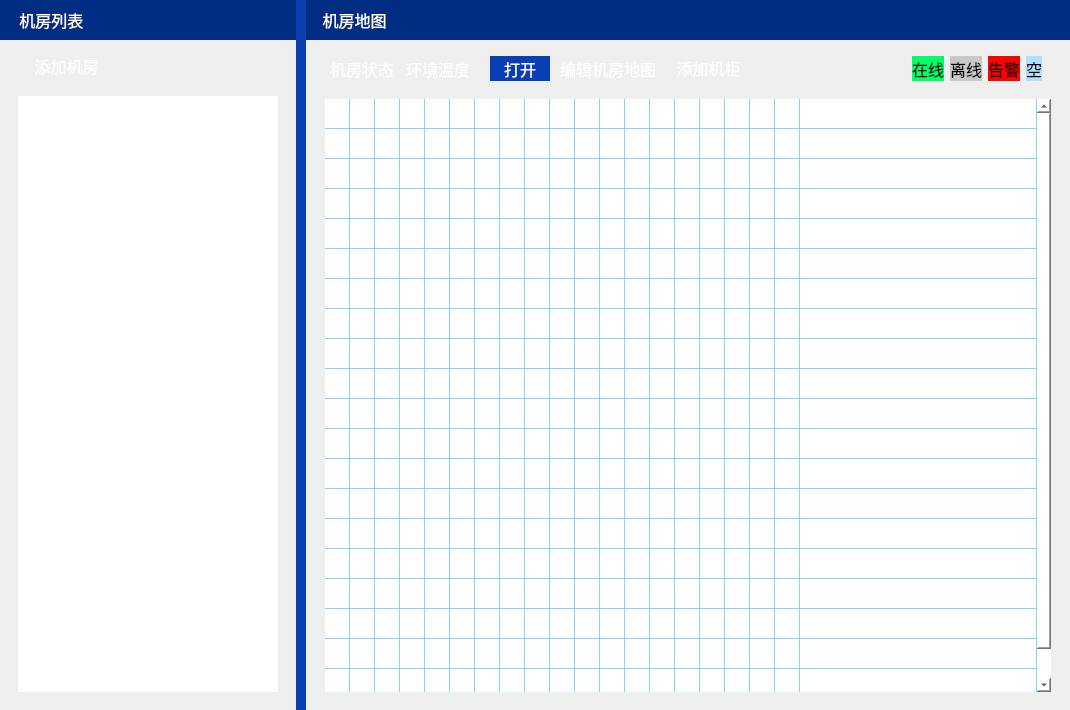
Qt form CleverManager/topology/tp_topologywid.ui (ChinaClever/CleverManagerV3) before a commit.
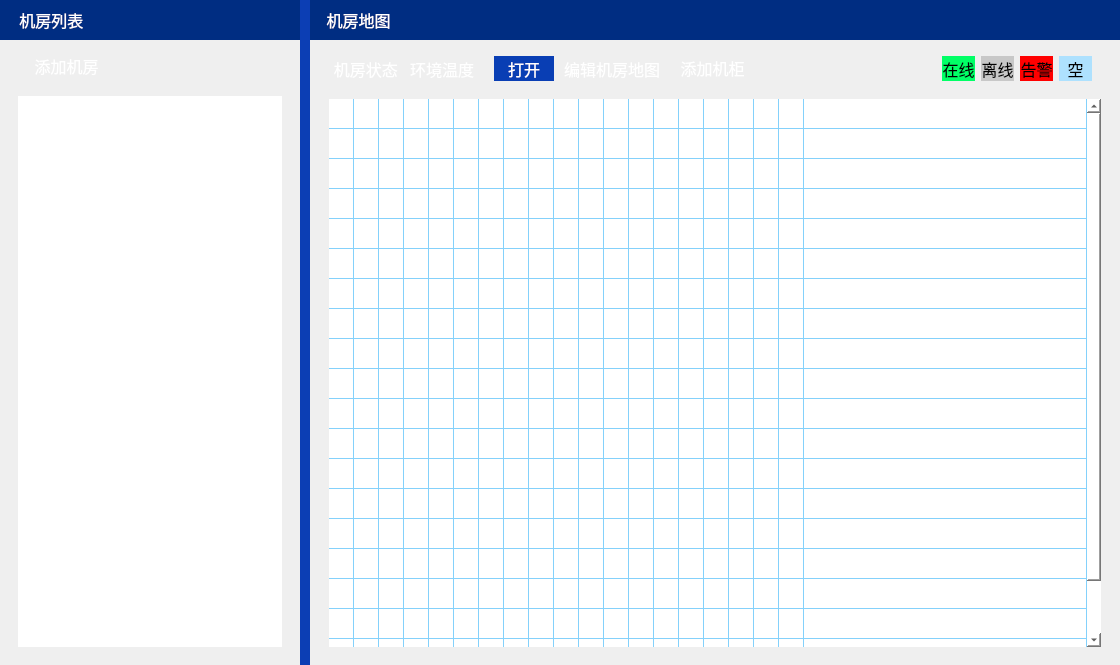
The same form after that commit. Icons and pictures are not drawn.

What changed in the file:
```diff
--- a/CleverManager/topology/tp_topologywid.ui
+++ b/CleverManager/topology/tp_topologywid.ui
@@ -6,8 +6,8 @@
    <rect>
     <x>0</x>
     <y>0</y>
-    <width>1070</width>
-    <height>710</height>
+    <width>1120</width>
+    <height>665</height>
    </rect>
   </property>
   <property name="font">
```
